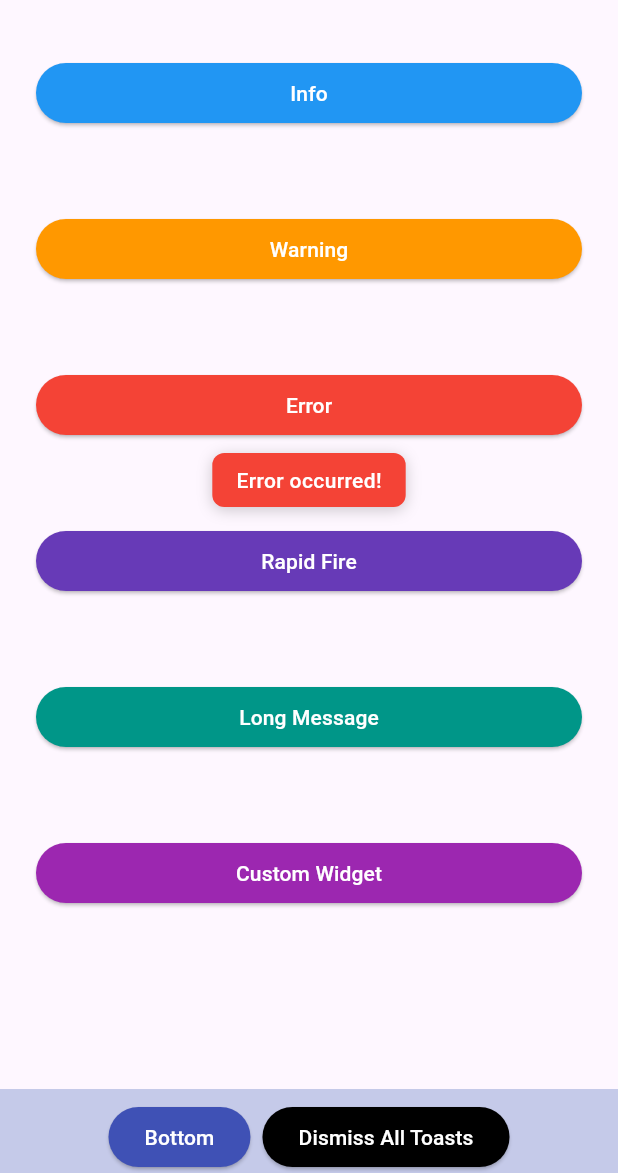
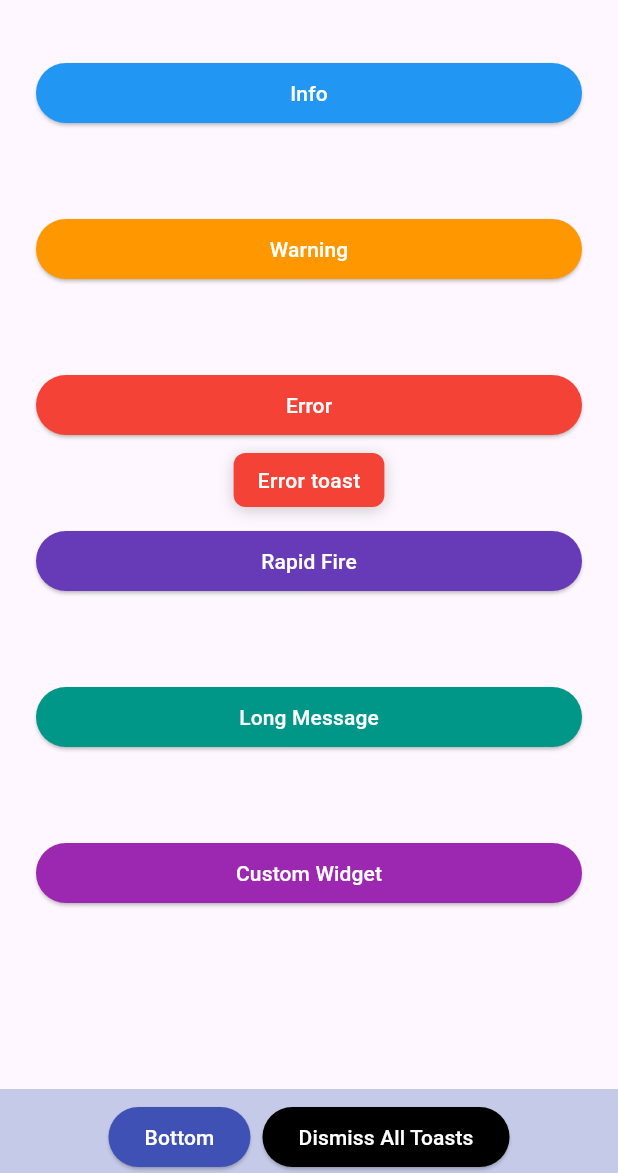
Before and after one commit to rasitayaz/flutter-anchor-toast, a Flutter app: the screen it shows after launch, after a tap on "Info", after a tap on "Warning", after a tap on "Error", on a phone screen of 412 x 824 dp, the part 63-1236 px from its top. Run offline on Flutter 3.47's test engine with Material 3 defaults, Android fonts, the phone set to English and light mode, and no system bars.

Commit message:
update example

```diff
--- a/example/lib/main.dart
+++ b/example/lib/main.dart
@@ -87,7 +87,7 @@ class _HomePageState extends State<HomePage> {
                 ),
                 onPressed: () {
                   _infoController.showToast(
-                    toast: _buildToast('Hello world!', Colors.blue),
+                    toast: _buildToast('Info toast', Colors.blue),
                     duration: const Duration(seconds: 3),
                   );
                 },
@@ -104,7 +104,7 @@ class _HomePageState extends State<HomePage> {
                 ),
                 onPressed: () {
                   _warningController.showToast(
-                    toast: _buildToast('Warning!', Colors.orange),
+                    toast: _buildToast('Warning toast', Colors.orange),
                     duration: const Duration(seconds: 2),
                   );
                 },
@@ -121,7 +121,7 @@ class _HomePageState extends State<HomePage> {
                 ),
                 onPressed: () {
                   _errorController.showToast(
-                    toast: _buildToast('Error occurred!', Colors.red),
+                    toast: _buildToast('Error toast', Colors.red),
                     duration: const Duration(seconds: 2),
                   );
                 },
@@ -252,10 +252,7 @@ class _HomePageState extends State<HomePage> {
                   ),
                   onPressed: () {
                     _bottomController.showToast(
-                      toast: _buildToast(
-                        'Toast from bottom navbar!',
-                        Colors.indigo,
-                      ),
+                      toast: _buildToast('Bottom navbar toast', Colors.indigo),
                       duration: const Duration(seconds: 2),
                     );
                   },
```
